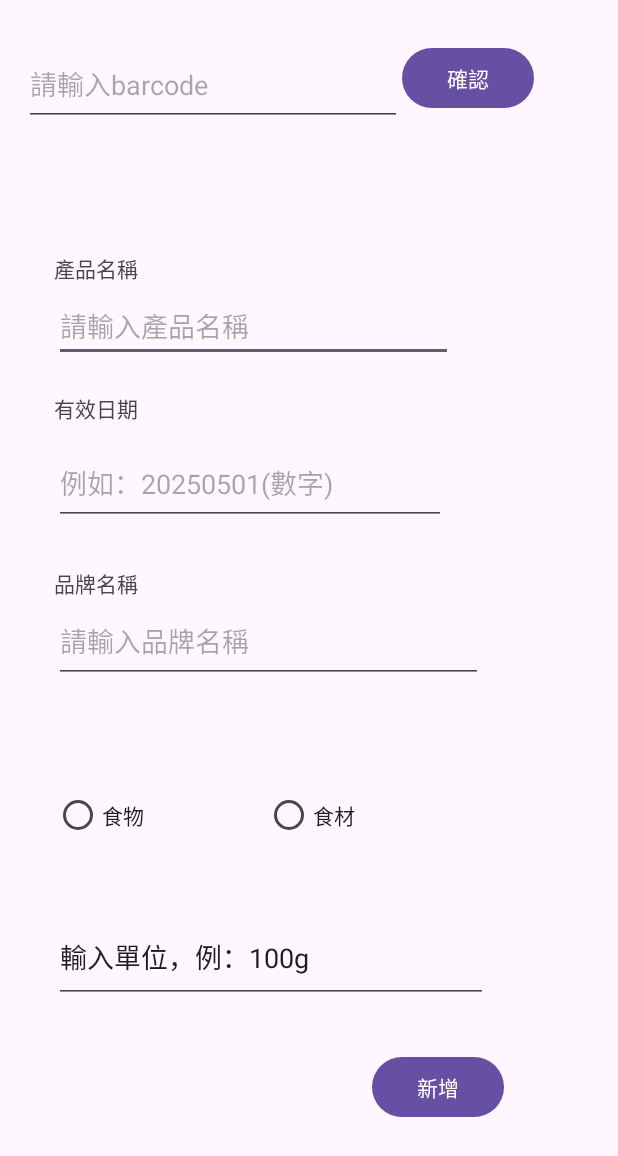
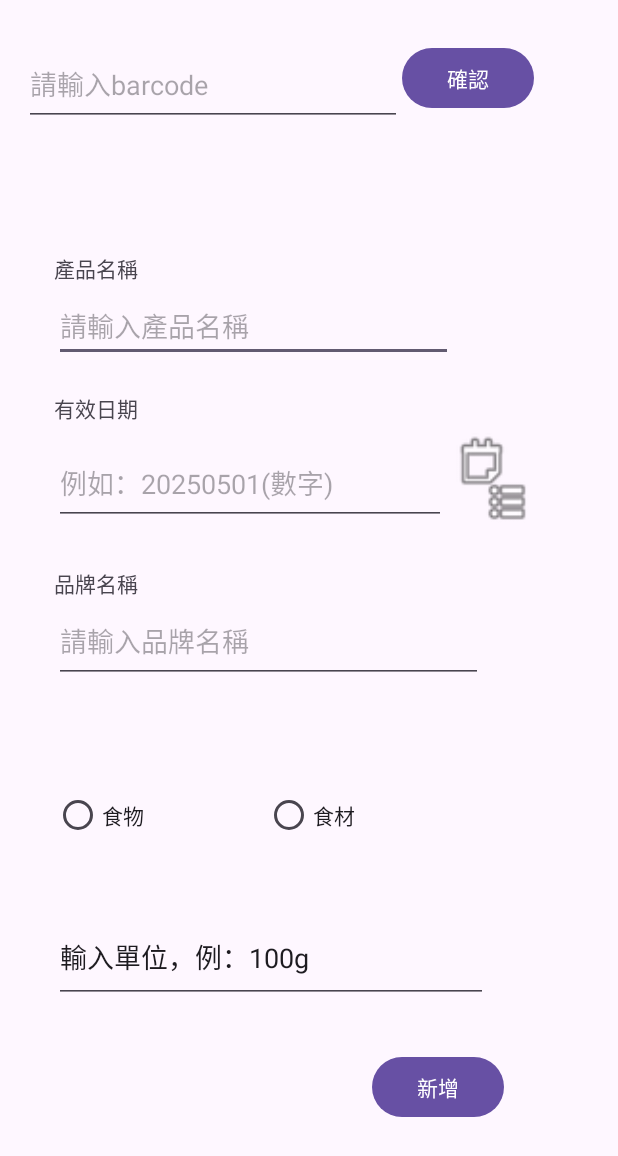
Before and after one commit to Howard3897613/IMsenior, an Android app: the activity_add screen opened directly, with no data from a screen before it, on a phone screen of 412 x 824 dp. Shown: the top 1156 px of the screen. Run offline under Robolectric (Android 15) with nearby library versions, the phone set to English and light mode, and no system bars; our stand-ins replace Firebase (no records; nobody signed in at launch, a user with empty details on screens opened directly).

Commit message:
calender added

```diff
--- a/app/src/main/res/layout/activity_add.xml
+++ b/app/src/main/res/layout/activity_add.xml
@@ -135,4 +135,12 @@
         android:text="輸入單位，例：100g"
         app:layout_constraintStart_toStartOf="@+id/category"
         app:layout_constraintTop_toBottomOf="@+id/category" />
+
+    <ImageView
+        android:id="@+id/dateIcon"
+        android:layout_width="62dp"
+        android:layout_height="61dp"
+        app:layout_constraintBottom_toBottomOf="@+id/editenddate"
+        app:layout_constraintStart_toEndOf="@+id/editenddate"
+        app:srcCompat="@android:drawable/ic_menu_agenda" />
 </androidx.constraintlayout.widget.ConstraintLayout>
```
Also changed, not shown: app/src/main/java/com/example/IMsenior/activity_add.kt (+29 -0 lines).
